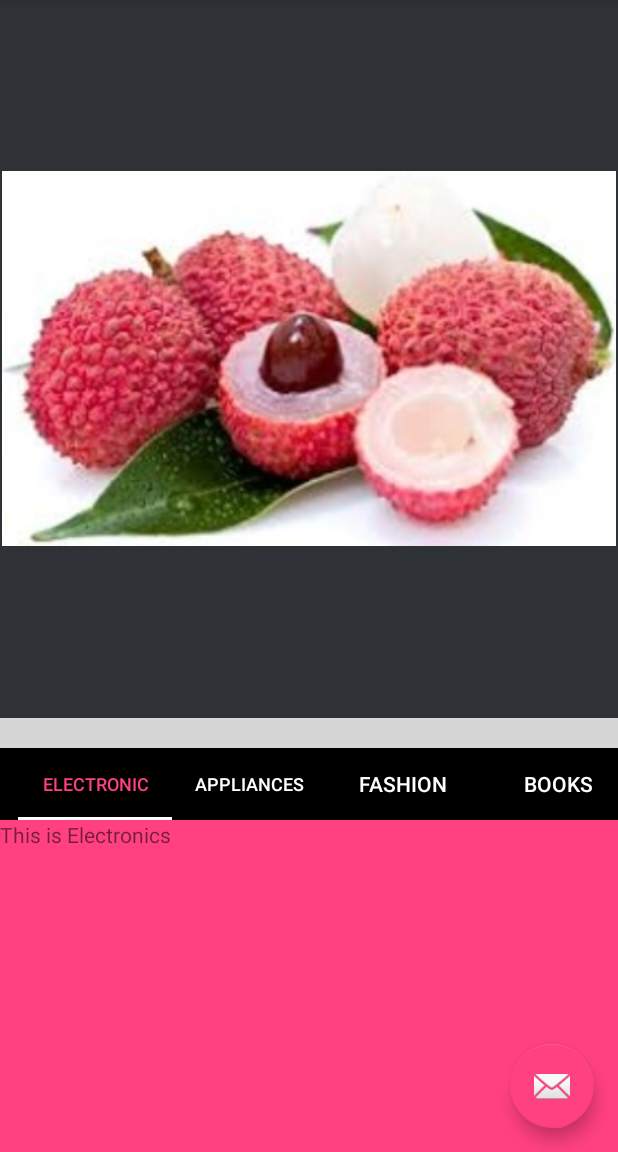
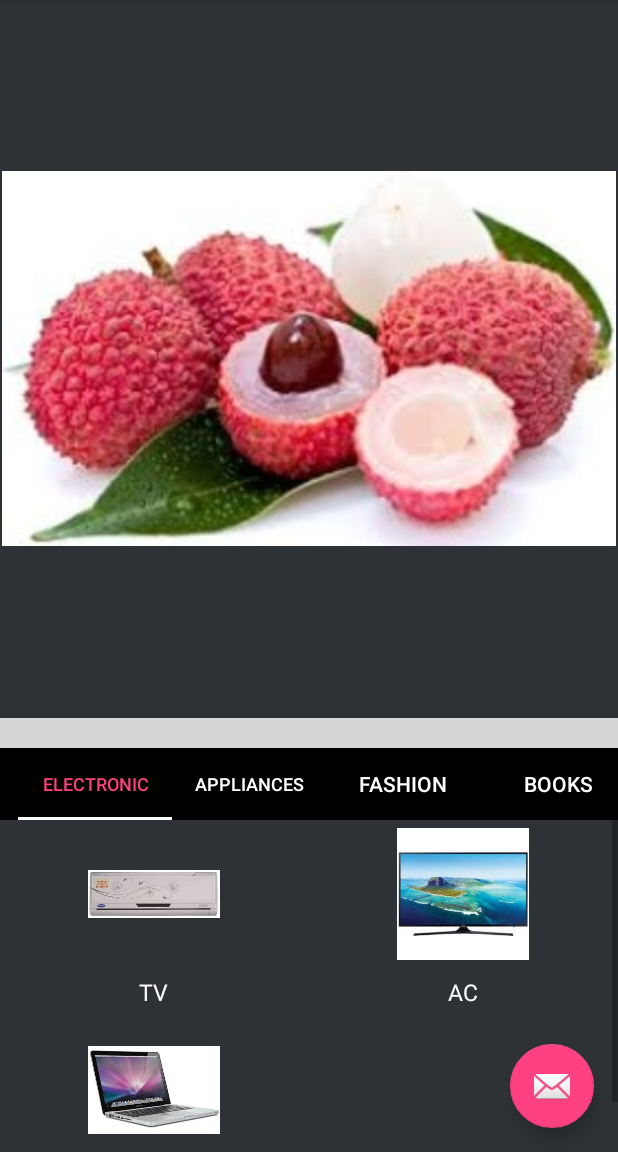
Before and after one commit to yagnik29/Ecommerce, an Android app: the Electroincs screen opened directly, with no data from a screen before it, on a phone screen of 412 x 824 dp, the part 84-1236 px from its top. Run offline under Robolectric (Android 15) with nearby library versions, the phone set to English and light mode, and no system bars; libraries missing offline, so code that uses them is left out: com.viewpagerindicator; plain views replace CirclePageIndicator; 6 statements that could not run were skipped; grey boxes are pictures that could not be loaded.

Commit message:
Added CustomGrid to Tabs

```diff
--- a/app/src/main/java/demo/example/com/ecommerce/Electroincs.java
+++ b/app/src/main/java/demo/example/com/ecommerce/Electroincs.java
@@ -1,17 +1,28 @@
 package demo.example.com.ecommerce;
 
 
+import android.content.Context;
 import android.os.Bundle;
 import android.support.v4.app.Fragment;
 import android.view.LayoutInflater;
 import android.view.View;
 import android.view.ViewGroup;
+import android.widget.GridView;
+
+import java.util.ArrayList;
 
 
 /**
  * A simple {@link Fragment} subclass.
  */
 public class Electroincs extends Fragment {
+
+    GridView gridElectronics;
+    Context context;
+    ArrayList itemName;
+
+    public static String[] itemNameList={"TV", "AC","Laptop"};
+    public static int[] itemImages = {R.drawable.yagnik,R.drawable.dhruv,R.drawable.laptop};
 
 
     public Electroincs() {
@@ -23,7 +34,12 @@ public class Electroincs extends Fragment {
     public View onCreateView(LayoutInflater inflater, ViewGroup container,
                              Bundle savedInstanceState) {
         // Inflate the layout for this fragment
-        return inflater.inflate(R.layout.fragment_electroincs, container, false);
+
+        View view = inflater.inflate(R.layout.fragment_electroincs, container, false);
+        gridElectronics = (GridView) view.findViewById(R.id.grid);
+        gridElectronics.setAdapter(new GridAdapter(getContext(),itemNameList,itemImages));
+        return view;
+
     }
 
 }
--- /dev/null
+++ b/app/src/main/java/demo/example/com/ecommerce/GridAdapter.java
@@ -0,0 +1,72 @@
+package demo.example.com.ecommerce;
+
+import android.app.Activity;
+import android.content.Context;
+import android.view.LayoutInflater;
+import android.view.View;
+import android.view.ViewGroup;
+import android.widget.BaseAdapter;
+import android.widget.ImageView;
+import android.widget.TextView;
+import android.widget.Toast;
+
+/**
+ * Created by Yash on 3/31/2017.
+ */
+
+public class GridAdapter extends BaseAdapter {
+
+    String [] itemNameList;
+    Context context;
+    int [] itemImage;
+    private static LayoutInflater inflater=null;
+
+    public GridAdapter (Context context, String [] itemNameList, int[] itemImage){
+        this.itemNameList = itemNameList;
+        this.itemImage = itemImage;
+        this.context = context;
+        inflater = (LayoutInflater )context.getSystemService(Context.LAYOUT_INFLATER_SERVICE);
+    }
+
+    @Override
+    public int getCount() {
+        return itemNameList.length;
+    }
+
+    @Override
+    public Object getItem(int i) {
+        return i;
+    }
+
+    @Override
+    public long getItemId(int i) {
+        return i;
+    }
+
+    public  class Holder{
+        TextView gridtextView;
+        ImageView  gridimageView;
+    }
+
+    @Override
+    public View getView(int i, View view, ViewGroup viewGroup) {
+
+        Holder holder = new Holder();
+
+        View rawView;
+        rawView = inflater.inflate(R.layout.customgrid_layout,null);
+        holder.gridtextView= (TextView) rawView.findViewById(R.id.gridText);
+        holder.gridimageView = (ImageView) rawView.findViewById(R.id.gridImage);
+
+        holder.gridtextView.setText(itemNameList[i]);
+        holder.gridimageView.setImageResource(itemImage[i]);
+
+        rawView.setOnClickListener(new View.OnClickListener() {
+            @Override
+            public void onClick(View view) {
+                Toast.makeText(context, "This is what you clicked", Toast.LENGTH_SHORT).show();
+            }
+        });
+        return rawView;
+    }
+}
--- /dev/null
+++ b/app/src/main/res/layout/customgrid_layout.xml
@@ -0,0 +1,27 @@
+<?xml version="1.0" encoding="utf-8"?>
+<LinearLayout xmlns:android="http://schemas.android.com/apk/res/android"
+    android:orientation="vertical"
+    android:layout_width="match_parent"
+    android:layout_height="match_parent">
+
+    <ImageView
+        android:id="@+id/gridImage"
+        android:layout_width="88dp"
+        android:layout_height="88dp"
+        android:layout_gravity="center"
+        android:layout_marginBottom="5dp"
+        android:layout_marginTop="5dp"
+        android:src="@mipmap/ic_launcher" />
+
+    <TextView
+        android:id="@+id/gridText"
+        android:layout_width="wrap_content"
+        android:layout_height="wrap_content"
+        android:layout_gravity="center"
+        android:textSize="15dp"
+        android:layout_marginTop="5dp"
+        android:layout_marginBottom="5dp"
+        android:text="TextView"
+        android:textColor="@color/white"/>
+
+</LinearLayout>
--- a/app/src/main/res/layout/fragment_electroincs.xml
+++ b/app/src/main/res/layout/fragment_electroincs.xml
@@ -5,10 +5,16 @@
     tools:context="demo.example.com.ecommerce.Electroincs">
 
     <!-- TODO: Update blank fragment layout -->
-    <TextView
+
+    <GridView
+        android:id="@+id/grid"
         android:layout_width="match_parent"
-        android:layout_height="match_parent"
-        android:text="This is Electronics"
-        android:background="@color/colorAccent"/>
+        android:layout_height="wrap_content"
+        android:verticalSpacing="0dp"
+        android:horizontalSpacing="0dp"
+        android:stretchMode="columnWidth"
+        android:numColumns="2">
+
+    </GridView>
 
 </FrameLayout>
```
Also changed, not shown: app/src/main/res/drawable-v21/laptop.jpg (added), app/src/main/res/drawable/dhruv.jpg (added), app/src/main/res/drawable/yagnik.jpg (added).
